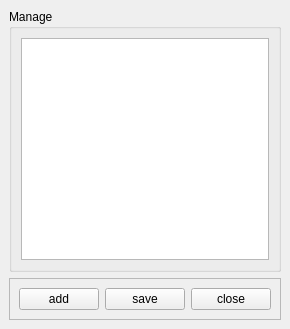
Above: gui/biblestudywindow.ui from BoraYang/onnuri before the change. Below: the same form after it.
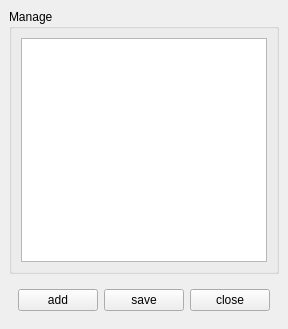
That is the form after the change.

```diff
--- a/gui/biblestudywindow.ui
+++ b/gui/biblestudywindow.ui
@@ -30,13 +30,13 @@
     <item>
      <widget class="QFrame" name="frame">
       <property name="frameShape">
-       <enum>QFrame::StyledPanel</enum>
+       <enum>QFrame::NoFrame</enum>
       </property>
       <property name="frameShadow">
        <enum>QFrame::Raised</enum>
       </property>
       <layout class="QGridLayout" name="gridLayout">
-       <item row="0" column="2">
+       <item row="0" column="1">
         <widget class="QPushButton" name="btn_save">
          <property name="text">
           <string>save</string>
@@ -44,26 +44,13 @@
         </widget>
        </item>
        <item row="0" column="0">
-        <spacer name="horizontalSpacer">
-         <property name="orientation">
-          <enum>Qt::Horizontal</enum>
-         </property>
-         <property name="sizeHint" stdset="0">
-          <size>
-           <width>40</width>
-           <height>20</height>
-          </size>
-         </property>
-        </spacer>
-       </item>
-       <item row="0" column="1">
         <widget class="QPushButton" name="btn_add">
          <property name="text">
           <string>add</string>
          </property>
         </widget>
        </item>
-       <item row="0" column="3">
+       <item row="0" column="2">
         <widget class="QPushButton" name="btn_close">
          <property name="text">
           <string>close</string>
```
